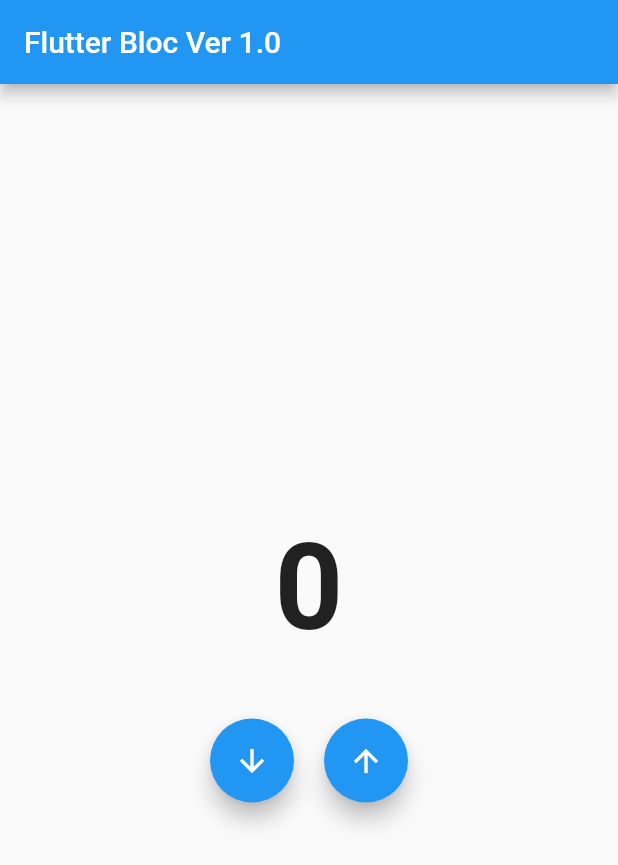
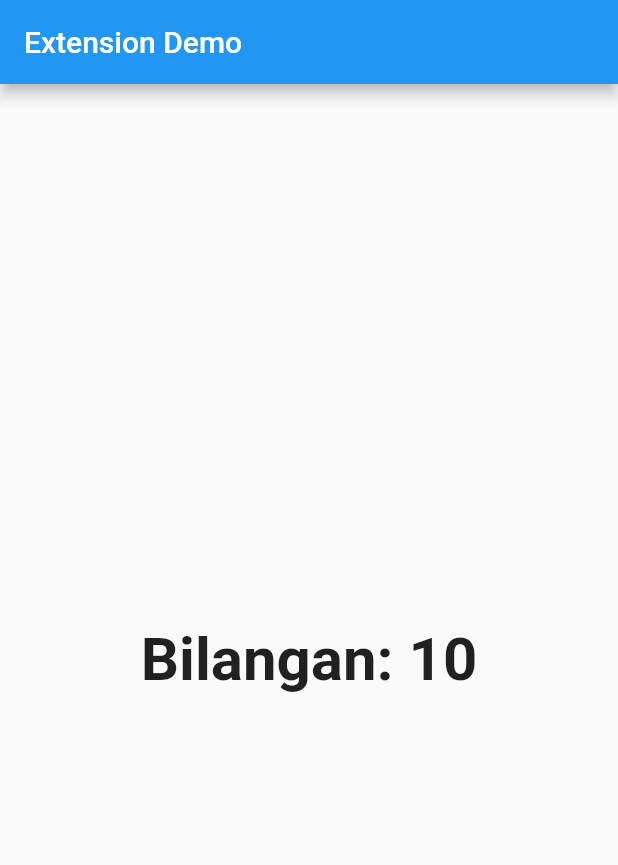
Before and after one commit to ariqhikari/flutter_dasar, a Flutter app: the screen it shows after launch, on a phone screen of 412 x 824 dp. Shown: the top 865 px of the screen. Run offline on Flutter 3.47's test engine with Material 2 defaults, Android fonts, the phone set to English and light mode, and no system bars; project files that could hold a hidden picture were left out.

Commit message:
FLUTTER 60. Extension

```diff
--- a/lib/bloc/counter_bloc.dart
+++ /dev/null
@@ -1,20 +0,0 @@
-import 'dart:async';
-
-import 'package:bloc/bloc.dart';
-import 'package:meta/meta.dart';
-
-part 'counter_event.dart';
-part 'counter_state.dart';
-
-class CounterBloc extends Bloc<CounterEvent, CounterState> {
-  CounterBloc() : super(CounterState(0));
-
-  @override
-  Stream<CounterState> mapEventToState(
-    CounterEvent event,
-  ) async* {
-    yield (event is Increment)
-        ? CounterState(state.value + 1)
-        : CounterState(state.value - 1);
-  }
-}
--- a/lib/bloc/counter_event.dart
+++ /dev/null
@@ -1,8 +0,0 @@
-part of 'counter_bloc.dart';
-
-@immutable
-abstract class CounterEvent {}
-
-class Increment extends CounterEvent {}
-
-class Decrement extends CounterEvent {}
--- a/lib/bloc/counter_state.dart
+++ /dev/null
@@ -1,8 +0,0 @@
-part of 'counter_bloc.dart';
-
-@immutable
-class CounterState {
-  final int value;
-
-  CounterState(this.value);
-}
--- a/lib/main.dart
+++ b/lib/main.dart
@@ -1,6 +1,4 @@
 import 'package:flutter/material.dart';
-import 'package:flutter_bloc/flutter_bloc.dart';
-import 'package:my_first_flutter/bloc/counter_bloc.dart';
 
 void main() => runApp(MyApp());
 
@@ -9,58 +7,35 @@ class MyApp extends StatelessWidget {
   Widget build(BuildContext context) {
     return MaterialApp(
       debugShowCheckedModeBanner: false,
-      home: BlocProvider<CounterBloc>(
-        create: (context) => CounterBloc(),
-        child: MainPage(),
+      home: MainPage(),
+    );
+  }
+}
+
+class MainPage extends StatelessWidget {
+  final int x = -10;
+
+  @override
+  Widget build(BuildContext context) {
+    return Scaffold(
+      appBar: AppBar(title: Text("Extension Demo")),
+      body: Center(
+        child: Text(
+          "Bilangan:" & x.negate().toString(),
+          style: TextStyle(
+            fontSize: 40,
+            fontWeight: FontWeight.bold,
+          ),
+        ),
       ),
     );
   }
 }
 
-class MainPage extends StatelessWidget {
-  @override
-  Widget build(BuildContext context) {
-    CounterBloc cBloc = BlocProvider.of<CounterBloc>(context);
+extension NumberExtension<T extends num> on num {
+  T negate() => -1 * this;
+}
 
-    return Scaffold(
-      appBar: AppBar(
-        title: Text("Flutter Bloc Ver 1.0"),
-      ),
-      body: Center(
-        child: Column(
-          mainAxisAlignment: MainAxisAlignment.center,
-          children: <Widget>[
-            BlocBuilder<CounterBloc, CounterState>(
-              builder: (context, counterState) => Text(
-                counterState.value.toString(),
-                style: TextStyle(
-                  fontSize: 80,
-                  fontWeight: FontWeight.bold,
-                ),
-              ),
-            ),
-            SizedBox(height: 40),
-            Row(
-              mainAxisAlignment: MainAxisAlignment.center,
-              children: <Widget>[
-                FloatingActionButton(
-                  child: Icon(Icons.arrow_downward),
-                  onPressed: () {
-                    cBloc.add(Decrement());
-                  },
-                ),
-                SizedBox(width: 20),
-                FloatingActionButton(
-                  child: Icon(Icons.arrow_upward),
-                  onPressed: () {
-                    cBloc.add(Increment());
-                  },
-                ),
-              ],
-            ),
-          ],
-        ),
-      ),
-    );
-  }
+extension StringExtension on String {
+  String operator &(String other) => this + " " + other;
 }
```
